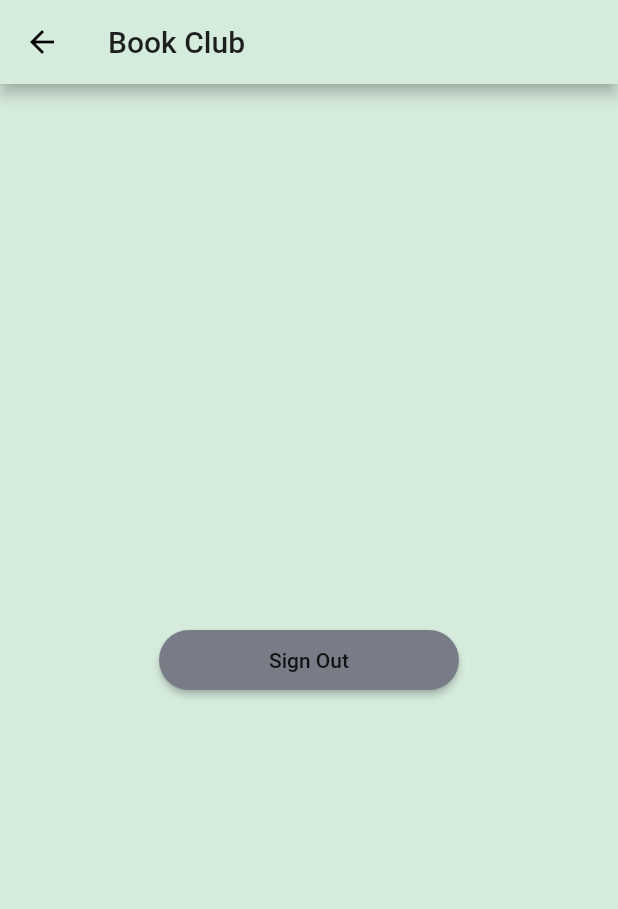
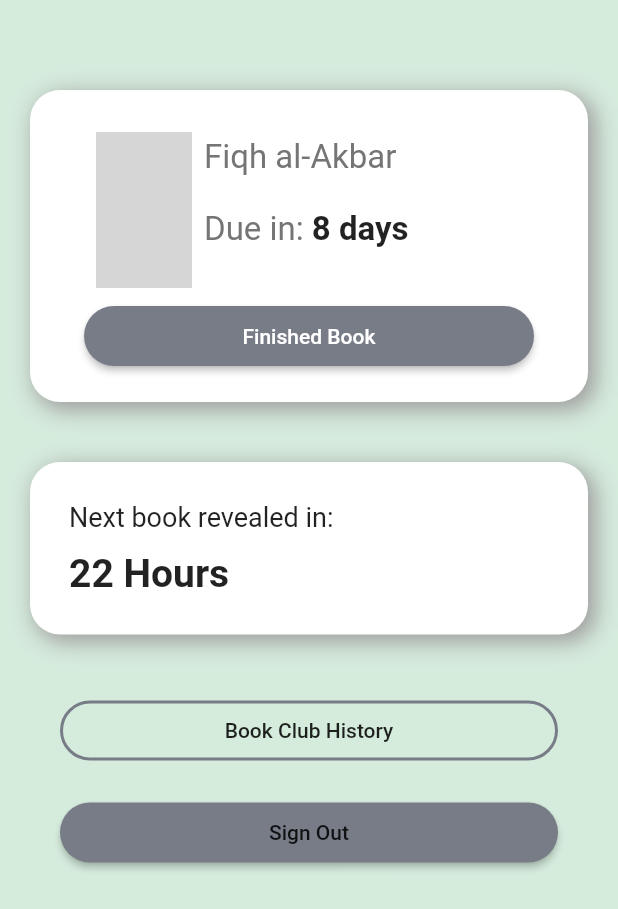
Before and after one commit to kabirnayeem99/book-club-flutter, a Flutter app: the OurHomeScreen screen opened directly, on a phone screen of 412 x 824 dp. Shown: the top 909 px of the screen. Run offline on Flutter 3.47's test engine with Material 2 defaults, Android fonts, the phone set to English and light mode, and no system bars; our stand-ins replace cloud_firestore, firebase_auth, firebase_core, google_sign_in; accounts and stored records are empty; network calls fail; grey boxes are pictures that could not be loaded.

Commit message:
🎨 style: design home screen

```diff
--- a/lib/screens/home_screen/home_screen.dart
+++ b/lib/screens/home_screen/home_screen.dart
@@ -1,19 +1,14 @@
 import 'package:book_club_flutter/screens/root_screen/root_screen.dart';
 import 'package:book_club_flutter/states/current_user.dart';
 import 'package:book_club_flutter/utils/resource.dart';
+import 'package:book_club_flutter/widgets/container.dart';
 import 'package:flutter/material.dart';
 import 'package:provider/provider.dart';
 
 class OurHomeScreen extends StatelessWidget {
   const OurHomeScreen({Key? key}) : super(key: key);
 
-  @override
-  Widget build(BuildContext context) {
-    return Scaffold(
-      appBar: AppBar(title: Text("Book Club")),
-      body: Center(
-        child: RaisedButton(
-          onPressed: () async {
+  void _signOut(BuildContext context) async {
     CurrentUserState _userState =
         Provider.of<CurrentUserState>(context, listen: false);
     OurResource _resource = await _userState.signOut();
@@ -28,15 +23,144 @@ class OurHomeScreen extends StatelessWidget {
       debugPrint(_resource.errorMessage);
       ScaffoldMessenger.of(context).showSnackBar(
         SnackBar(
-                  content:
-                      Text("Could not sign out. ${_resource.errorMessage!}"),
-                ),
-              );
-            }
-          },
-          child: Text("Sign Out"),
-        ),
+          content: Text(
+              "Could not sign out. ${_resource.errorMessage ?? "Unknown error."}"),
         ),
       );
     }
   }
+
+  @override
+  Widget build(BuildContext context) {
+    return Scaffold(
+      body: ListView(
+        children: [
+          SizedBox(height: 40),
+          Padding(
+            padding: const EdgeInsets.all(20.0),
+            child: OurContainerWidget(
+              child: Column(
+                children: [
+                  Container(
+                    width: 300.0,
+                    child: Row(
+                      children: [
+                        Container(
+                          child: Image.network(
+                              "http://www.lightbookstore.com.au/wp-content/uploads/2014/08/fiqh_akbar-200x300.jpg"),
+                          height: 120.0,
+                          width: 80.0,
+                          padding: EdgeInsets.all(8.0),
+                        ),
+                        Column(
+                          crossAxisAlignment: CrossAxisAlignment.start,
+                          children: [
+                            Text(
+                              "Fiqh al-Akbar",
+                              style: TextStyle(
+                                fontSize: 22.0,
+                                color: Colors.grey[600],
+                              ),
+                            ),
+                            Padding(
+                              padding: const EdgeInsets.symmetric(
+                                  vertical: 22.0, horizontal: 0.0),
+                              child: Row(
+                                children: [
+                                  Text(
+                                    "Due in: ",
+                                    style: TextStyle(
+                                      fontSize: 22.0,
+                                      color: Colors.grey[600],
+                                    ),
+                                  ),
+                                  Text(
+                                    "8 days",
+                                    style: TextStyle(
+                                      fontSize: 22.0,
+                                      fontWeight: FontWeight.bold,
+                                    ),
+                                  ),
+                                ],
+                              ),
+                            ),
+                          ],
+                        ),
+                      ],
+                    ),
+                  ),
+                  Container(
+                    width: 300.0,
+                    child: RaisedButton(
+                      onPressed: () => {},
+                      child: Text(
+                        "Finished Book",
+                        style: TextStyle(
+                          color: Colors.white,
+                        ),
+                      ),
+                    ),
+                  )
+                ],
+              ),
+            ),
+          ),
+          Padding(
+            padding: const EdgeInsets.all(20.0),
+            child: OurContainerWidget(
+              child: Column(
+                mainAxisAlignment: MainAxisAlignment.center,
+                crossAxisAlignment: CrossAxisAlignment.start,
+                children: [
+                  Padding(
+                    padding: const EdgeInsets.all(6.0),
+                    child: Text(
+                      "Next book revealed in:",
+                      style: TextStyle(fontSize: 18.0),
+                    ),
+                  ),
+                  Padding(
+                    padding: const EdgeInsets.all(6.0),
+                    child: Text(
+                      "22 Hours",
+                      style: TextStyle(
+                        fontSize: 26.0,
+                        fontWeight: FontWeight.bold,
+                      ),
+                    ),
+                  ),
+                ],
+              ),
+            ),
+          ),
+          Padding(
+            padding: const EdgeInsets.symmetric(
+              horizontal: 40.0,
+              vertical: 20.0,
+            ),
+            child: RaisedButton(
+              onPressed: () => {},
+              child: Text("Book Club History"),
+              color: Theme.of(context).canvasColor,
+              elevation: 0.0,
+              shape: RoundedRectangleBorder(
+                side: BorderSide(
+                  color: Theme.of(context).secondaryHeaderColor,
+                  width: 2.0,
+                ),
+                borderRadius: BorderRadius.circular(20.0),
+              ),
+            ),
+          ),
+          Padding(
+            padding: const EdgeInsets.symmetric(horizontal: 40.0),
+            child: RaisedButton(
+              onPressed: () => _signOut(context),
+              child: Text("Sign Out"),
+            ),
+          ),
+        ],
+      ),
+    );
+  }
+}
```
Lines whose indentation alone changed are shown as unchanged.
